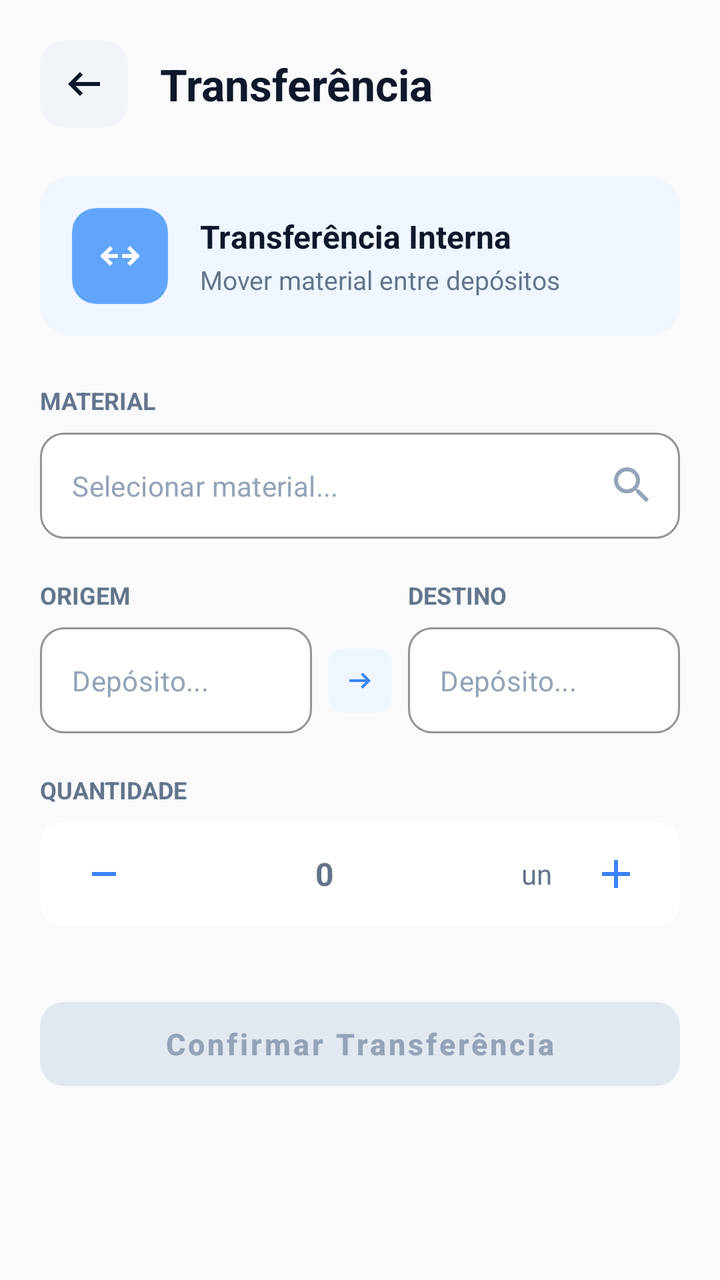
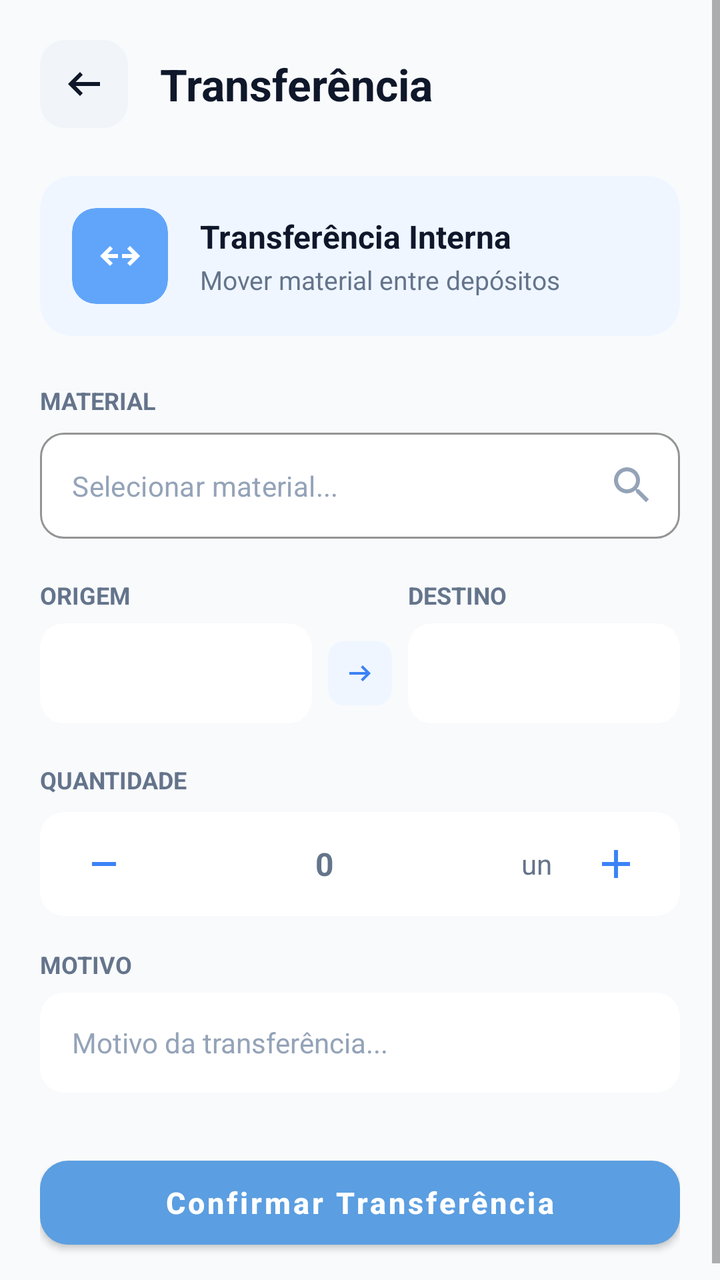

An Android layout rendered at two revisions. The XML below is the earlier revision; the diff shows what the commit changed to produce the second picture.
<!-- AndroidManifest.xml: application theme Theme.SaneAM -->
<!-- res/layout/activity_transferencia.xml -->
<?xml version="1.0" encoding="utf-8"?>
<ScrollView xmlns:android="http://schemas.android.com/apk/res/android"
    xmlns:app="http://schemas.android.com/apk/res-auto"
    xmlns:tools="http://schemas.android.com/tools"
    android:layout_width="match_parent"
    android:layout_height="match_parent"
    android:background="#F8FAFC"
    android:fillViewport="true">

    <androidx.constraintlayout.widget.ConstraintLayout
        android:layout_width="match_parent"
        android:layout_height="wrap_content"
        android:padding="20dp">

        
        <androidx.cardview.widget.CardView
            android:id="@+id/btnBackCard"
            android:layout_width="44dp"
            android:layout_height="44dp"
            app:cardBackgroundColor="#F1F5F9"
            app:cardCornerRadius="12dp"
            app:cardElevation="0dp"
            app:layout_constraintStart_toStartOf="parent"
            app:layout_constraintTop_toTopOf="parent"
            app:strokeWidth="0dp">

            <androidx.appcompat.widget.AppCompatImageView
                android:id="@+id/btnBack"
                android:layout_width="24dp"
                android:layout_height="24dp"
                android:layout_gravity="center"
                android:contentDescription="Voltar"
                app:srcCompat="@drawable/ic_arrow_left"
                app:tint="#0F172A" />
        </androidx.cardview.widget.CardView>

        <TextView
            android:id="@+id/txtTitle"
            android:layout_width="0dp"
            android:layout_height="wrap_content"
            android:layout_marginStart="16dp"
            android:text="Transferência"
            android:textColor="#0F172A"
            android:textSize="22sp"
            android:textStyle="bold"
            app:layout_constraintBottom_toBottomOf="@id/btnBackCard"
            app:layout_constraintEnd_toEndOf="parent"
            app:layout_constraintStart_toEndOf="@id/btnBackCard"
            app:layout_constraintTop_toTopOf="@id/btnBackCard" />

        
        <androidx.cardview.widget.CardView
            android:id="@+id/cardHeader"
            android:layout_width="match_parent"
            android:layout_height="wrap_content"
            android:layout_marginTop="24dp"
            app:cardBackgroundColor="#EFF6FF"
            app:cardCornerRadius="16dp"
            app:cardElevation="0dp"
            app:layout_constraintTop_toBottomOf="@id/btnBackCard"
            app:strokeColor="#DBEAFE"
            app:strokeWidth="1dp">

            <LinearLayout
                android:layout_width="match_parent"
                android:layout_height="wrap_content"
                android:gravity="center_vertical"
                android:orientation="horizontal"
                android:padding="16dp">

                <androidx.cardview.widget.CardView
                    android:layout_width="48dp"
                    android:layout_height="48dp"
                    app:cardBackgroundColor="#60A5FA"
                    app:cardCornerRadius="12dp"
                    app:cardElevation="0dp"
                    app:strokeWidth="0dp">

                    <androidx.appcompat.widget.AppCompatImageView
                        android:layout_width="24dp"
                        android:layout_height="24dp"
                        android:layout_gravity="center"
                        app:srcCompat="@drawable/ic_swap_horizontal"
                        app:tint="#FFFFFF" />
                </androidx.cardview.widget.CardView>

                <LinearLayout
                    android:layout_width="0dp"
                    android:layout_height="wrap_content"
                    android:layout_marginStart="16dp"
                    android:layout_weight="1"
                    android:orientation="vertical">

                    <TextView
                        android:layout_width="wrap_content"
                        android:layout_height="wrap_content"
                        android:text="Transferência Interna"
                        android:textColor="#0F172A"
                        android:textSize="16sp"
                        android:textStyle="bold" />

                    <TextView
                        android:layout_width="wrap_content"
                        android:layout_height="wrap_content"
                        android:layout_marginTop="2dp"
                        android:text="Mover material entre depósitos"
                        android:textColor="#64748B"
                        android:textSize="13sp" />
                </LinearLayout>
            </LinearLayout>
        </androidx.cardview.widget.CardView>

        
        <TextView
            android:id="@+id/lblMaterial"
            android:layout_width="wrap_content"
            android:layout_height="wrap_content"
            android:layout_marginTop="24dp"
            android:text="MATERIAL"
            android:textColor="#64748B"
            android:textSize="12sp"
            android:textStyle="bold"
            app:layout_constraintStart_toStartOf="parent"
            app:layout_constraintTop_toBottomOf="@id/cardHeader" />

        <com.google.android.material.textfield.TextInputLayout
            android:id="@+id/inputLayoutMaterial"
            style="@style/Widget.MaterialComponents.TextInputLayout.OutlinedBox"
            android:layout_width="match_parent"
            android:layout_height="wrap_content"
            android:layout_marginTop="8dp"
            app:boxBackgroundColor="#FFFFFF"
            app:boxCornerRadiusBottomEnd="12dp"
            app:boxCornerRadiusBottomStart="12dp"
            app:boxCornerRadiusTopEnd="12dp"
            app:boxCornerRadiusTopStart="12dp"
            app:boxStrokeColor="#E2E8F0"
            app:endIconDrawable="@drawable/ic_search"
            app:endIconMode="custom"
            app:endIconTint="#94A3B8"
            app:hintEnabled="false"
            app:layout_constraintTop_toBottomOf="@id/lblMaterial">

            <com.google.android.material.textfield.TextInputEditText
                android:id="@+id/edtMaterial"
                android:layout_width="match_parent"
                android:layout_height="wrap_content"
                android:hint="Selecionar material..."
                android:inputType="text"
                android:textColor="#0F172A"
                android:textColorHint="#94A3B8"
                android:textSize="14sp" />
        </com.google.android.material.textfield.TextInputLayout>

        
        <TextView
            android:id="@+id/lblOrigem"
            android:layout_width="0dp"
            android:layout_height="wrap_content"
            android:layout_marginTop="20dp"
            android:text="ORIGEM"
            android:textColor="#64748B"
            android:textSize="12sp"
            android:textStyle="bold"
            app:layout_constraintEnd_toStartOf="@id/iconArrow"
            app:layout_constraintStart_toStartOf="parent"
            app:layout_constraintTop_toBottomOf="@id/inputLayoutMaterial" />

        <TextView
            android:id="@+id/lblDestino"
            android:layout_width="0dp"
            android:layout_height="wrap_content"
            android:text="DESTINO"
            android:textColor="#64748B"
            android:textSize="12sp"
            android:textStyle="bold"
            app:layout_constraintEnd_toEndOf="parent"
            app:layout_constraintStart_toStartOf="@id/inputLayoutDestino"
            app:layout_constraintTop_toTopOf="@id/lblOrigem" />

        
        <com.google.android.material.textfield.TextInputLayout
            android:id="@+id/inputLayoutOrigem"
            style="@style/Widget.MaterialComponents.TextInputLayout.OutlinedBox"
            android:layout_width="0dp"
            android:layout_height="wrap_content"
            android:layout_marginTop="8dp"
            app:boxBackgroundColor="#FFFFFF"
            app:boxCornerRadiusBottomEnd="12dp"
            app:boxCornerRadiusBottomStart="12dp"
            app:boxCornerRadiusTopEnd="12dp"
            app:boxCornerRadiusTopStart="12dp"
            app:boxStrokeColor="#E2E8F0"
            app:hintEnabled="false"
            app:layout_constraintEnd_toStartOf="@id/iconArrow"
            app:layout_constraintStart_toStartOf="parent"
            app:layout_constraintTop_toBottomOf="@id/lblOrigem">

            <com.google.android.material.textfield.TextInputEditText
                android:id="@+id/edtOrigem"
                android:layout_width="match_parent"
                android:layout_height="wrap_content"
                android:hint="Depósito..."
                android:textColor="#0F172A"
                android:textColorHint="#94A3B8"
                android:textSize="14sp" />
        </com.google.android.material.textfield.TextInputLayout>

        
        <androidx.cardview.widget.CardView
            android:id="@+id/iconArrow"
            android:layout_width="32dp"
            android:layout_height="32dp"
            android:layout_marginHorizontal="8dp"
            app:cardBackgroundColor="#EFF6FF"
            app:cardCornerRadius="8dp"
            app:cardElevation="0dp"
            app:layout_constraintBottom_toBottomOf="@id/inputLayoutOrigem"
            app:layout_constraintEnd_toStartOf="@id/inputLayoutDestino"
            app:layout_constraintStart_toEndOf="@id/inputLayoutOrigem"
            app:layout_constraintTop_toTopOf="@id/inputLayoutOrigem"
            app:strokeWidth="0dp">

            <androidx.appcompat.widget.AppCompatImageView
                android:layout_width="16dp"
                android:layout_height="16dp"
                android:layout_gravity="center"
                app:srcCompat="@drawable/ic_arrow_right"
                app:tint="#3B82F6" />
        </androidx.cardview.widget.CardView>

        
        <com.google.android.material.textfield.TextInputLayout
            android:id="@+id/inputLayoutDestino"
            style="@style/Widget.MaterialComponents.TextInputLayout.OutlinedBox"
            android:layout_width="0dp"
            android:layout_height="wrap_content"
            app:boxBackgroundColor="#FFFFFF"
            app:boxCornerRadiusBottomEnd="12dp"
            app:boxCornerRadiusBottomStart="12dp"
            app:boxCornerRadiusTopEnd="12dp"
            app:boxCornerRadiusTopStart="12dp"
            app:boxStrokeColor="#E2E8F0"
            app:hintEnabled="false"
            app:layout_constraintEnd_toEndOf="parent"
            app:layout_constraintStart_toEndOf="@id/iconArrow"
            app:layout_constraintTop_toTopOf="@id/inputLayoutOrigem">

            <com.google.android.material.textfield.TextInputEditText
                android:id="@+id/edtDestino"
                android:layout_width="match_parent"
                android:layout_height="wrap_content"
                android:hint="Depósito..."
                android:textColor="#0F172A"
                android:textColorHint="#94A3B8"
                android:textSize="14sp" />
        </com.google.android.material.textfield.TextInputLayout>

        
        <TextView
            android:id="@+id/lblQuantidade"
            android:layout_width="wrap_content"
            android:layout_height="wrap_content"
            android:layout_marginTop="20dp"
            android:text="QUANTIDADE"
            android:textColor="#64748B"
            android:textSize="12sp"
            android:textStyle="bold"
            app:layout_constraintStart_toStartOf="parent"
            app:layout_constraintTop_toBottomOf="@id/inputLayoutOrigem" />

        <androidx.cardview.widget.CardView
            android:id="@+id/cardQuantidade"
            android:layout_width="match_parent"
            android:layout_height="52dp"
            android:layout_marginTop="8dp"
            app:cardBackgroundColor="#FFFFFF"
            app:cardCornerRadius="12dp"
            app:cardElevation="0dp"
            app:layout_constraintTop_toBottomOf="@id/lblQuantidade"
            app:strokeColor="#E2E8F0"
            app:strokeWidth="1dp">

            <LinearLayout
                android:layout_width="match_parent"
                android:layout_height="match_parent"
                android:gravity="center_vertical"
                android:orientation="horizontal"
                android:paddingHorizontal="16dp">

                <ImageButton
                    android:id="@+id/btnMinus"
                    android:layout_width="32dp"
                    android:layout_height="32dp"
                    android:background="?attr/selectableItemBackgroundBorderless"
                    android:contentDescription="Diminuir"
                    android:src="@drawable/ic_minus"
                    app:tint="#3B82F6" />

                <TextView
                    android:id="@+id/txtQuantidade"
                    android:layout_width="0dp"
                    android:layout_height="wrap_content"
                    android:layout_weight="1"
                    android:gravity="center"
                    android:text="0"
                    android:textColor="#64748B"
                    android:textSize="16sp"
                    android:textStyle="bold" />

                <TextView
                    android:id="@+id/txtUnidade"
                    android:layout_width="wrap_content"
                    android:layout_height="wrap_content"
                    android:layout_marginStart="4dp"
                    android:layout_marginEnd="16dp"
                    android:text="un"
                    android:textColor="#64748B"
                    android:textSize="14sp" />

                <androidx.appcompat.widget.AppCompatImageButton
                    android:id="@+id/btnPlus"
                    android:layout_width="32dp"
                    android:layout_height="32dp"
                    android:background="?attr/selectableItemBackgroundBorderless"
                    android:contentDescription="Aumentar"
                    android:src="@drawable/ic_plus"
                    app:tint="#3B82F6" />
            </LinearLayout>
        </androidx.cardview.widget.CardView>

        
        <com.google.android.material.button.MaterialButton
            android:id="@+id/btnConfirmar"
            android:layout_width="match_parent"
            android:layout_height="54dp"
            android:layout_marginTop="32dp"
            android:enabled="false"
            android:text="Confirmar Transferência"
            android:textAllCaps="false"
            android:textColor="#94A3B8"
            android:textSize="15sp"
            android:textStyle="bold"
            app:backgroundTint="#E2E8F0"
            app:cornerRadius="12dp"
            app:elevation="0dp"
            app:layout_constraintTop_toBottomOf="@id/cardQuantidade" />

    </androidx.constraintlayout.widget.ConstraintLayout>
</ScrollView>
<!-- resources referenced by this layout -->
<resources>
  <!-- drawable ic_arrow_left (drawable) -->
  <vector xmlns:android="http://schemas.android.com/apk/res/android"
      android:width="24dp"
      android:height="24dp"
      android:autoMirrored="true"
      android:viewportWidth="960"
      android:viewportHeight="960">
  
      <path
          android:fillColor="@android:color/white"
          android:pathData="M400,720L160,480L400,240L456,298L314,440L800,440L800,520L314,520L456,662L400,720Z" />
  
  </vector>
  <!-- drawable ic_arrow_right (drawable) -->
  <vector xmlns:android="http://schemas.android.com/apk/res/android"
      android:width="24dp"
      android:height="24dp"
      android:autoMirrored="true"
      android:viewportWidth="960"
      android:viewportHeight="960">
  
      <path
          android:fillColor="@android:color/white"
          android:pathData="M560,720L504,662L646,520L160,520L160,440L646,440L504,298L560,240L800,480L560,720Z" />
  
  </vector>
  <!-- drawable ic_minus (drawable) -->
  <vector xmlns:android="http://schemas.android.com/apk/res/android"
      android:width="24dp"
      android:height="24dp"
      android:viewportWidth="960"
      android:viewportHeight="960">
  
      <path
          android:fillColor="@android:color/white"
          android:pathData="M240,520L240,440L720,440L720,520L240,520Z" />
  
  </vector>
  <!-- drawable ic_plus (drawable) -->
  <vector xmlns:android="http://schemas.android.com/apk/res/android"
      android:width="24dp"
      android:height="24dp"
      android:viewportWidth="960"
      android:viewportHeight="960">
  
      <path
          android:fillColor="@android:color/white"
          android:pathData="M440,520L200,520L200,440L440,440L440,200L520,200L520,440L760,440L760,520L520,520L520,760L440,760L440,520Z" />
  
  </vector>
  <!-- drawable ic_search (drawable) -->
  <vector xmlns:android="http://schemas.android.com/apk/res/android"
      android:width="24dp"
      android:height="24dp"
      android:viewportWidth="24"
      android:viewportHeight="24">
  
      <path
          android:fillColor="@android:color/white"
          android:pathData="M15.5,14h-0.79l-0.28,-0.27C15.41,12.59 16,11.11 16,9.5 16,5.91 13.09,3 9.5,3S3,5.91 3,9.5 5.91,16 9.5,16c1.61,0 3.09,-0.59 4.23,-1.57l0.27,0.28v0.79l5,4.99L20.49,19l-4.99,-5zM9.5,14C7.01,14 5,11.99 5,9.5S7.01,5 9.5,5 14,7.01 14,9.5 11.99,14 9.5,14z" />
  
  </vector>
  <!-- drawable ic_swap_horizontal (drawable) -->
  <vector xmlns:android="http://schemas.android.com/apk/res/android"
      android:width="24dp"
      android:height="24dp"
      android:viewportWidth="960"
      android:viewportHeight="960">
  
      <path
          android:fillColor="@android:color/white"
          android:pathData="M680,680L624,624L727,520L520,520L520,440L727,440L624,336L680,280L880,480L680,680ZM280,680L80,480L280,280L336,336L233,440L440,440L440,520L233,520L336,624L280,680Z" />
  
  </vector>
  <color name="md_theme_light_primary">#5B9EE1</color>
  <color name="md_theme_light_onPrimary">#FFFFFF</color>
  <color name="md_theme_light_primaryContainer">#5294D7</color>
  <color name="md_theme_light_onPrimaryContainer">#FFFFFF</color>
  <color name="md_theme_light_background">#F4F7FC</color>
  <color name="md_theme_light_onBackground">#0F2851</color>
  <color name="md_theme_light_surface">#FFFFFF</color>
  <color name="md_theme_light_onSurface">#1E293B</color>
  <color name="md_theme_light_surfaceVariant">#F1F5F9</color>
  <color name="md_theme_light_outline">#64748B</color>
  <!-- unchanged entries left out for length: 1 -->
</resources>

<!-- the commit's change to res/layout/activity_transferencia.xml (unified diff, before → after) -->
@@ -124,7 +124,7 @@
             app:layout_constraintTop_toBottomOf="@id/cardHeader" />
 
         <com.google.android.material.textfield.TextInputLayout
-            android:id="@+id/inputLayoutMaterial"
+            android:id="@+id/tilSeletorMaterial"
             style="@style/Widget.MaterialComponents.TextInputLayout.OutlinedBox"
             android:layout_width="match_parent"
             android:layout_height="wrap_content"
@@ -145,6 +145,8 @@
                 android:id="@+id/edtMaterial"
                 android:layout_width="match_parent"
                 android:layout_height="wrap_content"
+                android:clickable="true"
+                android:focusable="false"
                 android:hint="Selecionar material..."
                 android:inputType="text"
                 android:textColor="#0F172A"
@@ -164,7 +166,7 @@
             android:textStyle="bold"
             app:layout_constraintEnd_toStartOf="@id/iconArrow"
             app:layout_constraintStart_toStartOf="parent"
-            app:layout_constraintTop_toBottomOf="@id/inputLayoutMaterial" />
+            app:layout_constraintTop_toBottomOf="@id/tilSeletorMaterial" />
 
         <TextView
             android:id="@+id/lblDestino"
@@ -175,36 +177,29 @@
             android:textSize="12sp"
             android:textStyle="bold"
             app:layout_constraintEnd_toEndOf="parent"
-            app:layout_constraintStart_toStartOf="@id/inputLayoutDestino"
+            app:layout_constraintStart_toStartOf="@id/cardDestino"
             app:layout_constraintTop_toTopOf="@id/lblOrigem" />
 
         
-        <com.google.android.material.textfield.TextInputLayout
-            android:id="@+id/inputLayoutOrigem"
-            style="@style/Widget.MaterialComponents.TextInputLayout.OutlinedBox"
-            android:layout_width="0dp"
-            android:layout_height="wrap_content"
-            android:layout_marginTop="8dp"
-            app:boxBackgroundColor="#FFFFFF"
-            app:boxCornerRadiusBottomEnd="12dp"
-            app:boxCornerRadiusBottomStart="12dp"
-            app:boxCornerRadiusTopEnd="12dp"
-            app:boxCornerRadiusTopStart="12dp"
-            app:boxStrokeColor="#E2E8F0"
-            app:hintEnabled="false"
+        <androidx.cardview.widget.CardView
+            android:id="@+id/cardOrigem"
+            android:layout_width="0dp"
+            android:layout_height="50dp"
+            android:layout_marginTop="6dp"
+            app:cardBackgroundColor="@color/md_theme_light_surface"
+            app:cardCornerRadius="12dp"
+            app:cardElevation="0dp"
             app:layout_constraintEnd_toStartOf="@id/iconArrow"
             app:layout_constraintStart_toStartOf="parent"
             app:layout_constraintTop_toBottomOf="@id/lblOrigem">
 
-            <com.google.android.material.textfield.TextInputEditText
-                android:id="@+id/edtOrigem"
-                android:layout_width="match_parent"
-                android:layout_height="wrap_content"
-                android:hint="Depósito..."
-                android:textColor="#0F172A"
-                android:textColorHint="#94A3B8"
-                android:textSize="14sp" />
-        </com.google.android.material.textfield.TextInputLayout>
+            <Spinner
+                android:id="@+id/spinnerOrigem"
+                android:layout_width="match_parent"
+                android:layout_height="match_parent"
+                android:background="@null"
+                android:paddingHorizontal="16dp" />
+        </androidx.cardview.widget.CardView>
 
         
         <androidx.cardview.widget.CardView
@@ -215,10 +210,10 @@
             app:cardBackgroundColor="#EFF6FF"
             app:cardCornerRadius="8dp"
             app:cardElevation="0dp"
-            app:layout_constraintBottom_toBottomOf="@id/inputLayoutOrigem"
-            app:layout_constraintEnd_toStartOf="@id/inputLayoutDestino"
-            app:layout_constraintStart_toEndOf="@id/inputLayoutOrigem"
-            app:layout_constraintTop_toTopOf="@id/inputLayoutOrigem"
+            app:layout_constraintBottom_toBottomOf="@id/cardOrigem"
+            app:layout_constraintEnd_toStartOf="@id/cardDestino"
+            app:layout_constraintStart_toEndOf="@id/cardOrigem"
+            app:layout_constraintTop_toTopOf="@id/cardOrigem"
             app:strokeWidth="0dp">
 
             <androidx.appcompat.widget.AppCompatImageView
@@ -230,31 +225,25 @@
         </androidx.cardview.widget.CardView>
 
         
-        <com.google.android.material.textfield.TextInputLayout
-            android:id="@+id/inputLayoutDestino"
-            style="@style/Widget.MaterialComponents.TextInputLayout.OutlinedBox"
-            android:layout_width="0dp"
-            android:layout_height="wrap_content"
-            app:boxBackgroundColor="#FFFFFF"
-            app:boxCornerRadiusBottomEnd="12dp"
-            app:boxCornerRadiusBottomStart="12dp"
-            app:boxCornerRadiusTopEnd="12dp"
-            app:boxCornerRadiusTopStart="12dp"
-            app:boxStrokeColor="#E2E8F0"
-            app:hintEnabled="false"
+        <androidx.cardview.widget.CardView
+            android:id="@+id/cardDestino"
+            android:layout_width="0dp"
+            android:layout_height="50dp"
+            android:layout_marginTop="6dp"
+            app:cardBackgroundColor="@color/md_theme_light_surface"
+            app:cardCornerRadius="12dp"
+            app:cardElevation="0dp"
             app:layout_constraintEnd_toEndOf="parent"
             app:layout_constraintStart_toEndOf="@id/iconArrow"
-            app:layout_constraintTop_toTopOf="@id/inputLayoutOrigem">
-
-            <com.google.android.material.textfield.TextInputEditText
-                android:id="@+id/edtDestino"
-                android:layout_width="match_parent"
-                android:layout_height="wrap_content"
-                android:hint="Depósito..."
-                android:textColor="#0F172A"
-                android:textColorHint="#94A3B8"
-                android:textSize="14sp" />
-        </com.google.android.material.textfield.TextInputLayout>
+            app:layout_constraintTop_toBottomOf="@id/lblDestino">
+
+            <Spinner
+                android:id="@+id/spinnerDestino"
+                android:layout_width="match_parent"
+                android:layout_height="match_parent"
+                android:background="@null"
+                android:paddingHorizontal="16dp" />
+        </androidx.cardview.widget.CardView>
 
         
         <TextView
@@ -267,7 +256,7 @@
             android:textSize="12sp"
             android:textStyle="bold"
             app:layout_constraintStart_toStartOf="parent"
-            app:layout_constraintTop_toBottomOf="@id/inputLayoutOrigem" />
+            app:layout_constraintTop_toBottomOf="@id/cardOrigem" />
 
         <androidx.cardview.widget.CardView
             android:id="@+id/cardQuantidade"
@@ -330,21 +319,57 @@
         </androidx.cardview.widget.CardView>
 
         
+        <TextView
+            android:id="@+id/labMotivo"
+            android:layout_width="wrap_content"
+            android:layout_height="wrap_content"
+            android:layout_marginTop="16dp"
+            android:text="MOTIVO"
+            android:textColor="@color/md_theme_light_outline"
+            android:textSize="12sp"
+            android:textStyle="bold"
+            app:layout_constraintStart_toStartOf="parent"
+            app:layout_constraintTop_toBottomOf="@id/cardQuantidade" />
+
+        <androidx.cardview.widget.CardView
+            android:id="@+id/cardMotivo"
+            android:layout_width="match_parent"
+            android:layout_height="50dp"
+            android:layout_marginTop="6dp"
+            app:cardBackgroundColor="@color/md_theme_light_surface"
+            app:cardCornerRadius="12dp"
+            app:cardElevation="0dp"
+            app:layout_constraintStart_toStartOf="parent"
+            app:layout_constraintTop_toBottomOf="@id/labMotivo">
+
+            <EditText
+                android:id="@+id/edtMotivo"
+                android:layout_width="match_parent"
+                android:layout_height="match_parent"
+                android:background="@null"
+                android:hint="Motivo da transferência..."
+                android:inputType="text"
+                android:paddingHorizontal="16dp"
+                android:textColor="@color/md_theme_light_onSurface"
+                android:textColorHint="@color/md_theme_light_hint"
+                android:textSize="14sp" />
+        </androidx.cardview.widget.CardView>
+
+        
         <com.google.android.material.button.MaterialButton
             android:id="@+id/btnConfirmar"
             android:layout_width="match_parent"
             android:layout_height="54dp"
-            android:layout_marginTop="32dp"
-            android:enabled="false"
+            android:layout_marginTop="28dp"
             android:text="Confirmar Transferência"
             android:textAllCaps="false"
-            android:textColor="#94A3B8"
+            android:textColor="@android:color/white"
             android:textSize="15sp"
             android:textStyle="bold"
-            app:backgroundTint="#E2E8F0"
-            app:cornerRadius="12dp"
+            app:backgroundTint="@color/md_theme_light_primary"
+            app:cornerRadius="14dp"
             app:elevation="0dp"
-            app:layout_constraintTop_toBottomOf="@id/cardQuantidade" />
+            app:layout_constraintTop_toBottomOf="@id/cardMotivo" />
 
     </androidx.constraintlayout.widget.ConstraintLayout>
 </ScrollView>
<!-- resource entries referenced after the edit -->
@@ -1,5 +1,6 @@
 <!-- resources referenced by this layout -->
 <resources>
+  <color name="md_theme_light_hint">#94A3B8</color>
   <!-- drawable ic_arrow_left (drawable) -->
   <vector xmlns:android="http://schemas.android.com/apk/res/android"
       android:width="24dp"
